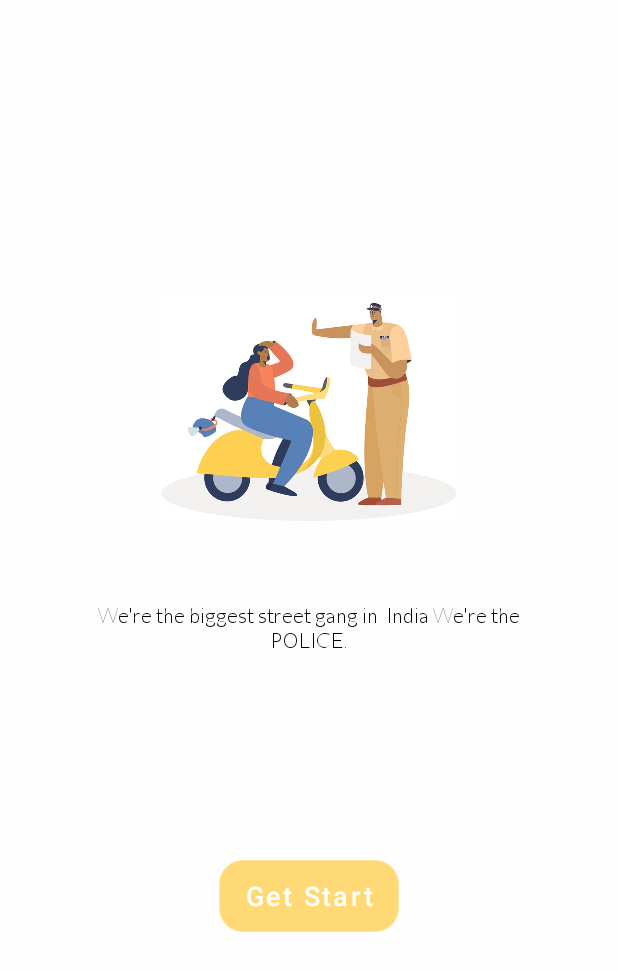
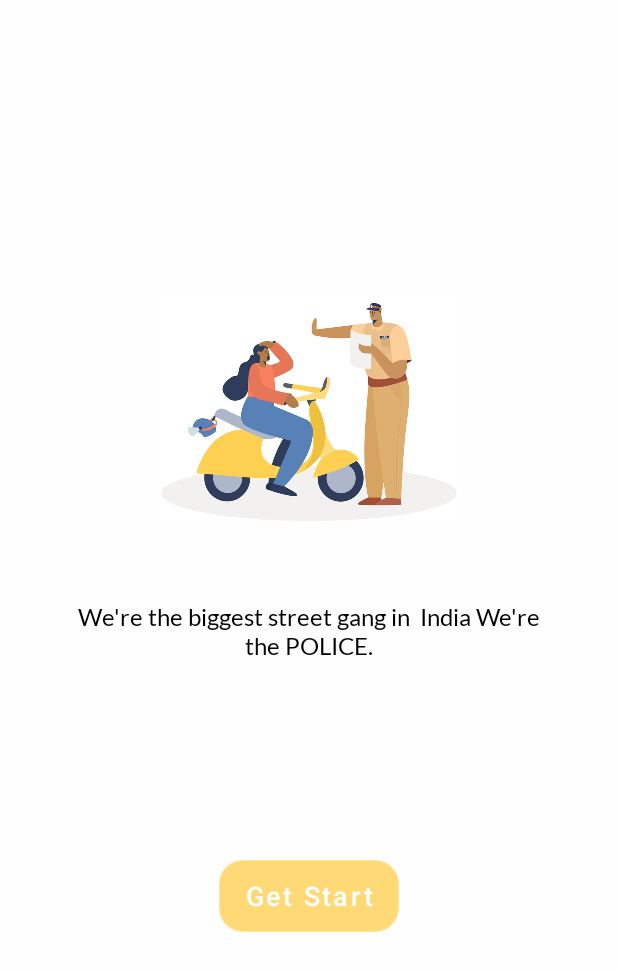
Before and after one commit to CodeInFlow/Timely, an Android app: the screen it shows after launch (MainActivity), after a tap on "Next", on a phone screen of 412 x 824 dp. Shown: the top 971 px of the screen. Run offline under Robolectric (Android 15) with nearby library versions, the phone set to English and light mode, and no system bars.

Commit message:
Modify Minor changes

```diff
--- a/app/src/main/java/com/codeinflow/timely/home.java
+++ b/app/src/main/java/com/codeinflow/timely/home.java
@@ -18,7 +18,7 @@
 public class home extends Fragment {
 
     ImageButton scanbtn;
-    public static TextView scantext;
+    public static TextView scantext , currentTime;
     String scannedTxt;
 
     @Override
@@ -35,6 +35,7 @@
 
         scanbtn = v.findViewById(R.id.btn_scan);
         scantext = v.findViewById(R.id.checkPoint);
+        currentTime = v.findViewById(R.id.currentTime);
 
 
         scanbtn.setOnClickListener(new View.OnClickListener() {
--- /dev/null
+++ b/app/src/main/res/font/lato.xml
@@ -0,0 +1,7 @@
+<?xml version="1.0" encoding="utf-8"?>
+<font-family xmlns:app="http://schemas.android.com/apk/res-auto"
+        app:fontProviderAuthority="com.google.android.gms.fonts"
+        app:fontProviderPackage="com.google.android.gms"
+        app:fontProviderQuery="Lato"
+        app:fontProviderCerts="@array/com_google_android_gms_fonts_certs">
+</font-family>
--- a/app/src/main/res/layout/fragment_announcement.xml
+++ b/app/src/main/res/layout/fragment_announcement.xml
@@ -10,7 +10,7 @@
         android:layout_width="match_parent"
         android:layout_marginLeft="30dp"
         android:layout_marginTop="20dp"
-        android:layout_height="30dp">
+        android:layout_height="35dp">
 
         <ImageView
             android:id="@+id/img_l"
@@ -20,7 +20,7 @@
 
         <TextView
             android:layout_width="wrap_content"
-            android:layout_height="30dp"
+            android:layout_height="35dp"
             android:layout_toRightOf="@+id/img_l"
             android:text="Timely"
             android:textColor="@color/black"
--- a/app/src/main/res/layout/fragment_home.xml
+++ b/app/src/main/res/layout/fragment_home.xml
@@ -12,7 +12,7 @@
         android:layout_width="wrap_content"
         android:layout_marginLeft="30dp"
         android:layout_marginTop="20dp"
-        android:layout_height="30dp">
+        android:layout_height="35dp">
 
         <ImageView
             android:id="@+id/img_l"
@@ -22,7 +22,7 @@
 
         <TextView
             android:layout_width="wrap_content"
-            android:layout_height="30dp"
+            android:layout_height="35dp"
             android:layout_toRightOf="@+id/img_l"
             android:text="Timely"
             android:textColor="@color/black"
--- a/app/src/main/res/layout/fragment_home_inspector.xml
+++ b/app/src/main/res/layout/fragment_home_inspector.xml
@@ -15,7 +15,7 @@
             android:layout_width="wrap_content"
             android:layout_marginLeft="30dp"
             android:layout_marginTop="20dp"
-            android:layout_height="30dp">
+            android:layout_height="35dp">
 
             <ImageView
                 android:id="@+id/img_l"
@@ -25,7 +25,7 @@
 
             <TextView
                 android:layout_width="wrap_content"
-                android:layout_height="30dp"
+                android:layout_height="35dp"
                 android:layout_toRightOf="@+id/img_l"
                 android:text="Timely"
                 android:textColor="@color/black"
--- a/app/src/main/res/layout/fragment_home_sub_insp.xml
+++ b/app/src/main/res/layout/fragment_home_sub_insp.xml
@@ -10,7 +10,7 @@
         android:layout_width="wrap_content"
         android:layout_marginLeft="30dp"
         android:layout_marginTop="20dp"
-        android:layout_height="30dp">
+        android:layout_height="35dp">
 
         <ImageView
             android:id="@+id/img_l"
@@ -20,7 +20,7 @@
 
         <TextView
             android:layout_width="wrap_content"
-            android:layout_height="30dp"
+            android:layout_height="35dp"
             android:layout_toRightOf="@+id/img_l"
             android:text="Timely"
             android:textColor="@color/black"
--- a/app/src/main/res/layout/fragment_intro2.xml
+++ b/app/src/main/res/layout/fragment_intro2.xml
@@ -31,8 +31,9 @@
         android:layout_marginLeft="40dp"
         android:layout_marginRight="40dp"
         android:layout_weight="20"
-        android:fontFamily="@font/lato_thin"
+        android:fontFamily="@font/lato"
         android:textColor="@color/black"
+        android:textSize="16sp"
         android:text="We're the biggest street gang in  India We're the POLICE."
         android:textAlignment="center" />
 
--- a/app/src/main/res/layout/fragment_profile.xml
+++ b/app/src/main/res/layout/fragment_profile.xml
@@ -17,7 +17,7 @@
             android:layout_width="match_parent"
             android:layout_marginLeft="30dp"
             android:layout_marginTop="20dp"
-            android:layout_height="30dp">
+            android:layout_height="35dp">
 
             <ImageView
                 android:id="@+id/img_l"
@@ -27,7 +27,7 @@
 
             <TextView
                 android:layout_width="wrap_content"
-                android:layout_height="30dp"
+                android:layout_height="35dp"
                 android:layout_toRightOf="@+id/img_l"
                 android:text="Timely"
                 android:textColor="@color/black"
@@ -170,7 +170,6 @@
             android:layout_width="match_parent"
             android:layout_height="wrap_content"
             android:layout_below="@+id/p_name"
-            android:layout_marginLeft="170dp"
             android:layout_marginRight="30dp"
             android:text="SHO Lalbagh Thana, Burhanpur"
             android:textAlignment="textEnd" />
--- a/app/src/main/res/values/preloaded_fonts.xml
+++ b/app/src/main/res/values/preloaded_fonts.xml
@@ -1,6 +1,7 @@
 <?xml version="1.0" encoding="utf-8"?>
 <resources>
     <array name="preloaded_fonts" translatable="false">
+        <item>@font/lato</item>
         <item>@font/lato_bold</item>
         <item>@font/lato_thin</item>
     </array>
```
Also changed, not shown: app/src/main/java/com/codeinflow/timely/scan.java (+5 -2 lines), app/src/main/res/layout/fragment_intro1.xml (+4 -3 lines), app/src/main/res/layout/fragment_login.xml (+0 -12 lines), app/src/main/res/drawable/login_bg.jpg (deleted), app/src/main/res/drawable/login_bg.png (added).
